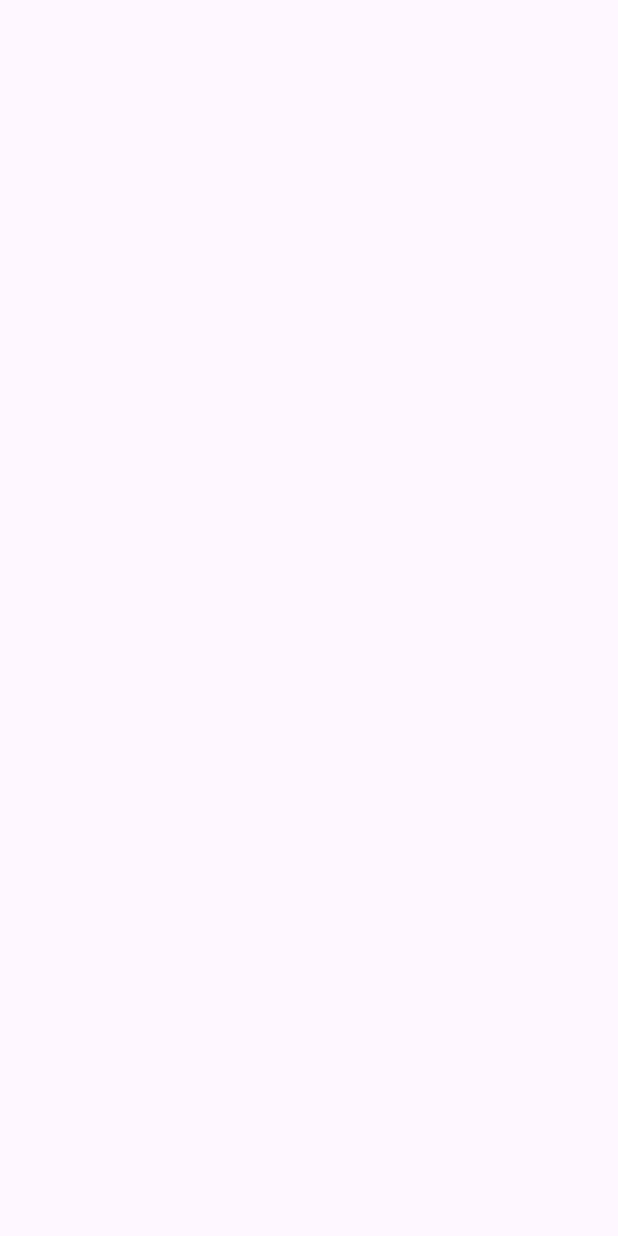
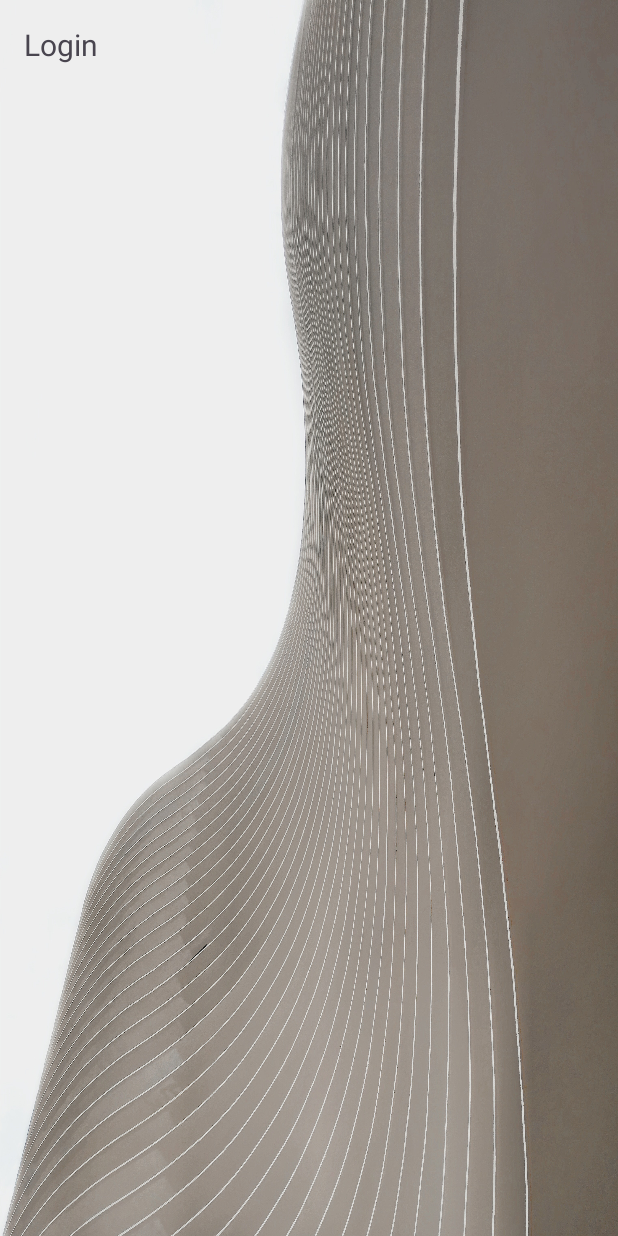
Before and after one commit to AleirSanches/HelloAndroid, an Android app: the HomeActivity screen opened directly, with no data from a screen before it, on a phone screen of 412 x 824 dp. Before the commit the screen is empty. Run offline under Robolectric (Android 15) with nearby library versions, the phone set to English and light mode, and no system bars.

Commit message:
arrumando botão login para a home

```diff
--- a/app/src/main/AndroidManifest.xml
+++ b/app/src/main/AndroidManifest.xml
@@ -14,17 +14,14 @@
         tools:targetApi="31">
         <activity
             android:name=".HomeActivity"
-            android:exported="false"
             android:parentActivityName=".MainActivity"
             android:label="Home"/>
         <activity
             android:name=".CadastroActivity"
-            android:exported="false"
             android:parentActivityName=".MainActivity"
             android:label="Cadastro"/>
         <activity
             android:name=".EsqueciSenhaActivity"
-            android:exported="false"
             android:parentActivityName=".MainActivity"
             android:label="Esqueci Senha"/>
         <activity
--- a/app/src/main/res/layout/activity_home.xml
+++ b/app/src/main/res/layout/activity_home.xml
@@ -1,9 +1,20 @@
 <?xml version="1.0" encoding="utf-8"?>
-<androidx.constraintlayout.widget.ConstraintLayout xmlns:android="http://schemas.android.com/apk/res/android"
-    xmlns:app="http://schemas.android.com/apk/res-auto"
-    xmlns:tools="http://schemas.android.com/tools"
+
+<LinearLayout
+    xmlns:android="http://schemas.android.com/apk/res/android"
     android:layout_width="match_parent"
     android:layout_height="match_parent"
-    tools:context=".HomeActivity">
+    android:orientation="vertical"
+    android:padding="16dp"
+    android:background="@drawable/fundo">
 
-</androidx.constraintlayout.widget.ConstraintLayout>
+
+
+    <TextView
+        android:layout_width="wrap_content"
+        android:textSize="20sp"
+        android:layout_height="36dp"
+        android:text="@string/login" />
+
+
+    </LinearLayout>
```
Also changed, not shown: app/src/main/java/com/example/helloandroid/MainActivity.kt (+22 -5 lines), app/src/main/java/com/example/helloandroid/extensions/Activity_extensions.kt (added, +24 -0 lines), app/src/main/res/layout/activity_main.xml (+13 -7 lines).
